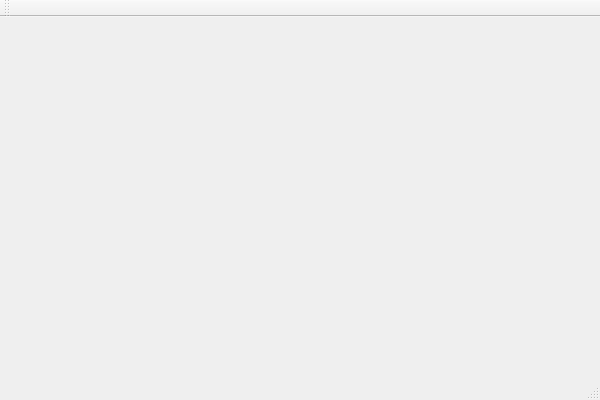
Before: the Qt Designer form Minesweeper/mainwindow.ui in JalPaca/Minesweeper, drawn with Qt 5.
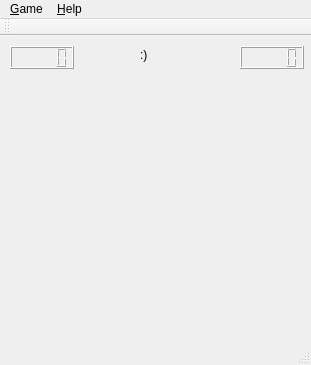
After: the same form once the commit is applied.

Commit message: Created most of the layout. Might want to make it look a little more pretty in a bit

```diff
--- a/Minesweeper/mainwindow.ui
+++ b/Minesweeper/mainwindow.ui
@@ -1,24 +1,123 @@
 <ui version="4.0">
  <class>MainWindow</class>
- <widget class="QMainWindow" name="MainWindow" >
-  <property name="geometry" >
+ <widget class="QMainWindow" name="MainWindow">
+  <property name="geometry">
    <rect>
     <x>0</x>
     <y>0</y>
-    <width>600</width>
-    <height>400</height>
+    <width>311</width>
+    <height>365</height>
    </rect>
   </property>
   <property name="windowTitle" >
    <string>MainWindow</string>
   </property>
-  <widget class="QMenuBar" name="menuBar" />
-  <widget class="QToolBar" name="mainToolBar" />
-  <widget class="QWidget" name="centralWidget" />
-  <widget class="QStatusBar" name="statusBar" />
+  <widget class="QWidget" name="centralWidget">
+   <widget class="QLCDNumber" name="lcdNumber">
+    <property name="geometry">
+     <rect>
+      <x>10</x>
+      <y>10</y>
+      <width>64</width>
+      <height>23</height>
+     </rect>
+    </property>
+   </widget>
+   <widget class="QLabel" name="label">
+    <property name="geometry">
+     <rect>
+      <x>140</x>
+      <y>10</y>
+      <width>62</width>
+      <height>17</height>
+     </rect>
+    </property>
+    <property name="text">
+     <string>:)</string>
+    </property>
+   </widget>
+   <widget class="QWidget" name="gridLayoutWidget">
+    <property name="geometry">
+     <rect>
+      <x>10</x>
+      <y>40</y>
+      <width>291</width>
+      <height>251</height>
+     </rect>
+    </property>
+    <layout class="QGridLayout" name="mineContainer">
+     <property name="spacing">
+      <number>0</number>
+     </property>
+    </layout>
+   </widget>
+   <widget class="QLCDNumber" name="lcdNumber_2">
+    <property name="geometry">
+     <rect>
+      <x>240</x>
+      <y>10</y>
+      <width>64</width>
+      <height>23</height>
+     </rect>
+    </property>
+   </widget>
+  </widget>
+  <widget class="QMenuBar" name="menuBar">
+   <property name="geometry">
+    <rect>
+     <x>0</x>
+     <y>0</y>
+     <width>311</width>
+     <height>23</height>
+    </rect>
+   </property>
+   <widget class="QMenu" name="menu_File">
+    <property name="title">
+     <string>&amp;Game</string>
+    </property>
+    <addaction name="action_Exit"/>
+   </widget>
+   <widget class="QMenu" name="menu_Help">
+    <property name="title">
+     <string>&amp;Help</string>
+    </property>
+    <addaction name="actionHelp"/>
+    <addaction name="actionAbout"/>
+   </widget>
+   <addaction name="menu_File"/>
+   <addaction name="menu_Help"/>
+  </widget>
+  <widget class="QToolBar" name="mainToolBar">
+   <attribute name="toolBarArea">
+    <enum>TopToolBarArea</enum>
+   </attribute>
+   <attribute name="toolBarBreak">
+    <bool>false</bool>
+   </attribute>
+  </widget>
+  <widget class="QStatusBar" name="statusBar"/>
+  <action name="action_Game">
+   <property name="text">
+    <string>&amp;Game</string>
+   </property>
+  </action>
+  <action name="action_Exit">
+   <property name="text">
+    <string>Exit</string>
+   </property>
+  </action>
+  <action name="actionHelp">
+   <property name="text">
+    <string>Help</string>
+   </property>
+  </action>
+  <action name="actionAbout">
+   <property name="text">
+    <string>About</string>
+   </property>
+  </action>
  </widget>
- <layoutDefault spacing="6" margin="11" />
- <pixmapfunction></pixmapfunction>
+ <layoutdefault spacing="6" margin="11"/>
  <resources/>
  <connections/>
 </ui>
```
Left out of the diff: 24 changed lines with no effect on the pictures. The commit also changes 2 other files.
